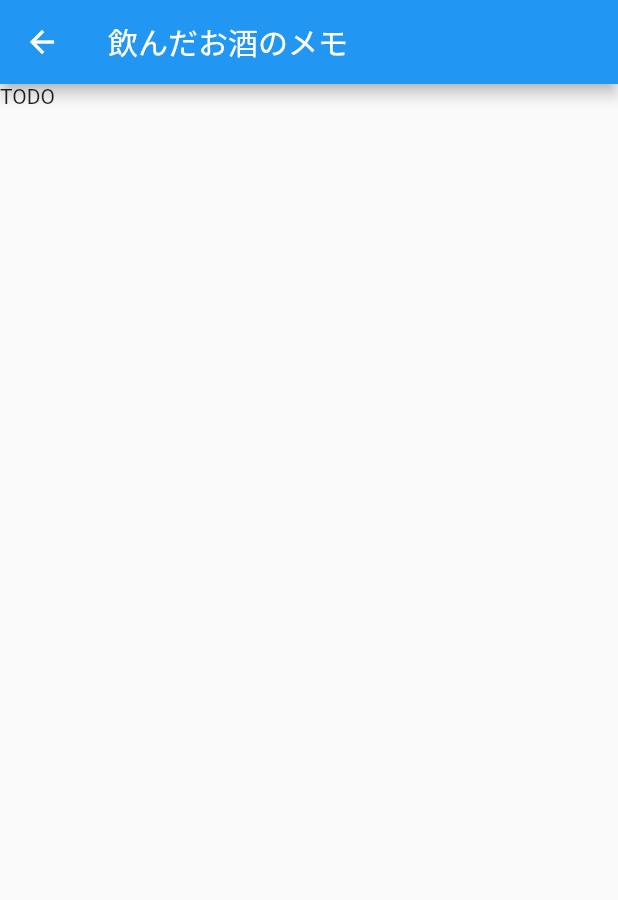
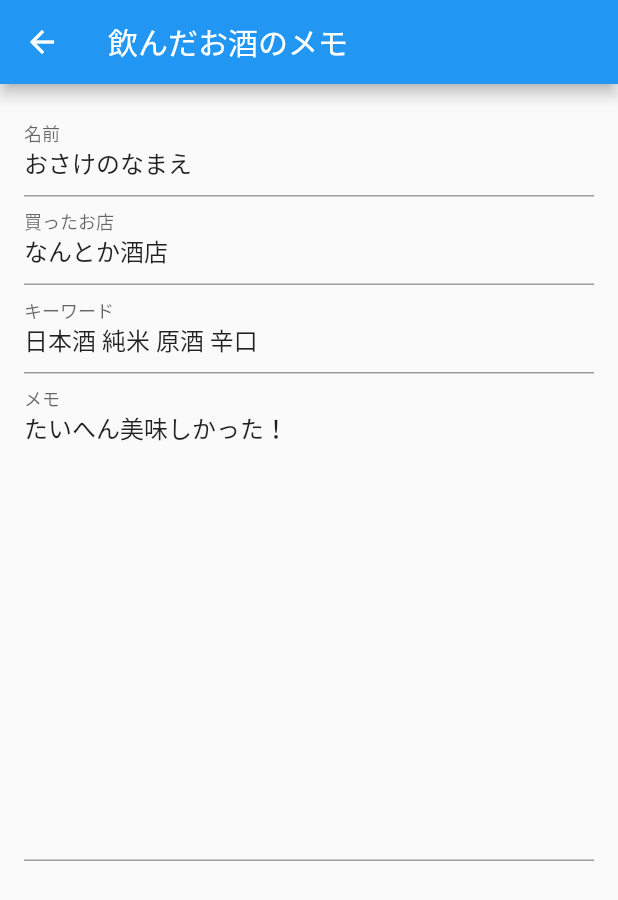
Before and after one commit to ken1flan/uchi_sake, a Flutter app: the screen it shows after launch, after a tap on the "add" icon, on a phone screen of 412 x 824 dp. Shown: the top 900 px of the screen. Run offline on Flutter 3.47's test engine with Material 2 defaults, Android fonts, the phone set to English and light mode, and no system bars.

Commit message:
単純な入力欄のものを追加

```diff
--- a/lib/models/memo.dart
+++ b/lib/models/memo.dart
@@ -8,6 +8,8 @@ class Memo {
   late String shopName;
   late DateTime tappedOn;
   late List<String> keywords;
+  late String keywordsString;
   late int score;
+  late String purchaceStore;
   late String body;
 }
--- a/lib/widgets/memo_edit_page.dart
+++ b/lib/widgets/memo_edit_page.dart
@@ -13,11 +13,61 @@ class _MemoEditPageState extends State<MemoEditPage> {
 
   @override
   Widget build(BuildContext context) {
+    memo = Memo();
+    memo.name = 'おさけのなまえ';
+    memo.purchaceStore = 'なんとか酒店';
+    memo.keywordsString = '日本酒 純米 原酒 辛口';
+    memo.body = 'たいへん美味しかった！';
+
     return Scaffold(
-      appBar: AppBar(
-        title: const Text('飲んだお酒のメモ'),
-      ),
-      body: const Text('TODO'),
-    );
+        appBar: AppBar(
+          title: const Text('飲んだお酒のメモ'),
+        ),
+        body: Padding(
+          padding: const EdgeInsets.all(16),
+          child: Column(children: [
+            TextFormField(
+              initialValue: memo.name,
+              key: const ValueKey('memoNameTextField'),
+              decoration: const InputDecoration(
+                labelText: '名前',
+              ),
+              onChanged: (value) {
+                // TODO: 保存
+              },
+            ),
+            TextFormField(
+              initialValue: memo.purchaceStore,
+              key: const ValueKey('memoPurchaseStoreTextField'),
+              decoration: const InputDecoration(
+                labelText: '買ったお店',
+              ),
+              onChanged: (value) {
+                // TODO: 保存
+              },
+            ),
+            TextFormField(
+              initialValue: memo.keywordsString,
+              key: const ValueKey('memoKeywordsStringTextField'),
+              decoration: const InputDecoration(
+                labelText: 'キーワード',
+              ),
+              onChanged: (value) {
+                // TODO: 保存
+              },
+            ),
+            TextFormField(
+              initialValue: memo.body,
+              key: const ValueKey('memoBodyTextField'),
+              decoration: const InputDecoration(
+                labelText: 'メモ',
+              ),
+              maxLines: 15,
+              onChanged: (value) {
+                // TODO: 保存
+              },
+            ),
+          ]),
+        ));
   }
 }
--- a/lib/widgets/memo_list_page.dart
+++ b/lib/widgets/memo_list_page.dart
@@ -28,7 +28,7 @@ class _MemoListPageState extends State<MemoListPage> {
     }
   }
 
-  void _createMemo() async {
+  void _createMemo(BuildContext context) async {
     await Navigator.push(
         context,
         MaterialPageRoute(
@@ -96,7 +96,7 @@ class _MemoListPageState extends State<MemoListPage> {
               );
             }).toList()),
       floatingActionButton: FloatingActionButton(
-        onPressed: _createMemo,
+        onPressed: () => _createMemo(context),
         tooltip: 'メモを追加します。',
         child: const Icon(Icons.add),
       ),
```
